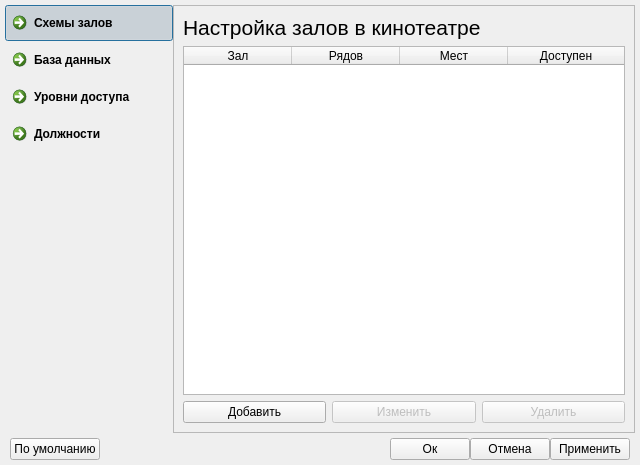
Before: the Qt Designer form settingdialog.ui in CreatorBooMGit/Cinema, drawn with Qt 5.
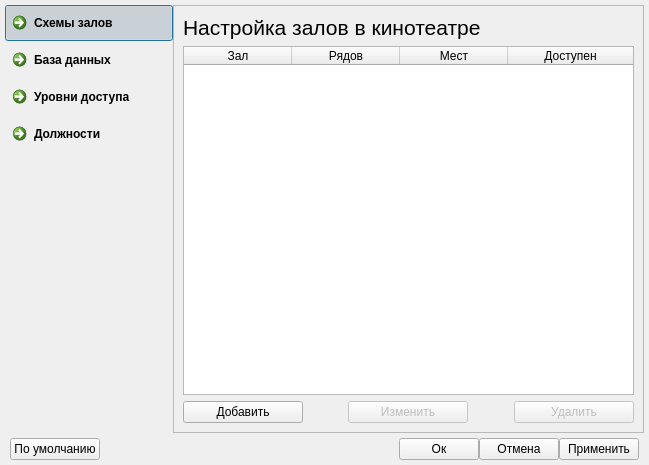
After: the same form once the commit is applied. The open tabs and pages were chosen to show the change. Icons and pictures are not drawn.

The edit to the form file:
```diff
--- a/settingdialog.ui
+++ b/settingdialog.ui
@@ -6,7 +6,7 @@
    <rect>
     <x>0</x>
     <y>0</y>
-    <width>640</width>
+    <width>649</width>
     <height>465</height>
    </rect>
   </property>
@@ -280,6 +280,18 @@
         <layout class="QHBoxLayout" name="horizontalLayout_2">
          <item>
           <widget class="QPushButton" name="addHallButton">
+           <property name="minimumSize">
+            <size>
+             <width>120</width>
+             <height>0</height>
+            </size>
+           </property>
+           <property name="maximumSize">
+            <size>
+             <width>120</width>
+             <height>16777215</height>
+            </size>
+           </property>
            <property name="text">
             <string>Добавить</string>
            </property>
@@ -291,11 +303,36 @@
            </property>
           </widget>
          </item>
+         <item>
+          <spacer name="horizontalSpacer_8">
+           <property name="orientation">
+            <enum>Qt::Horizontal</enum>
+           </property>
+           <property name="sizeHint" stdset="0">
+            <size>
+             <width>40</width>
+             <height>20</height>
+            </size>
+           </property>
+          </spacer>
+         </item>
          <item>
           <widget class="QPushButton" name="editHallButton">
            <property name="enabled">
             <bool>false</bool>
            </property>
+           <property name="minimumSize">
+            <size>
+             <width>120</width>
+             <height>0</height>
+            </size>
+           </property>
+           <property name="maximumSize">
+            <size>
+             <width>120</width>
+             <height>16777215</height>
+            </size>
+           </property>
            <property name="text">
             <string>Изменить</string>
            </property>
@@ -304,11 +341,36 @@
            </property>
           </widget>
          </item>
+         <item>
+          <spacer name="horizontalSpacer_9">
+           <property name="orientation">
+            <enum>Qt::Horizontal</enum>
+           </property>
+           <property name="sizeHint" stdset="0">
+            <size>
+             <width>40</width>
+             <height>20</height>
+            </size>
+           </property>
+          </spacer>
+         </item>
          <item>
           <widget class="QPushButton" name="removeHallButton">
            <property name="enabled">
             <bool>false</bool>
            </property>
+           <property name="minimumSize">
+            <size>
+             <width>120</width>
+             <height>0</height>
+            </size>
+           </property>
+           <property name="maximumSize">
+            <size>
+             <width>120</width>
+             <height>16777215</height>
+            </size>
+           </property>
            <property name="text">
             <string>Удалить</string>
            </property>
```
Left out of the diff: 118 changed lines with no effect on the pictures.
